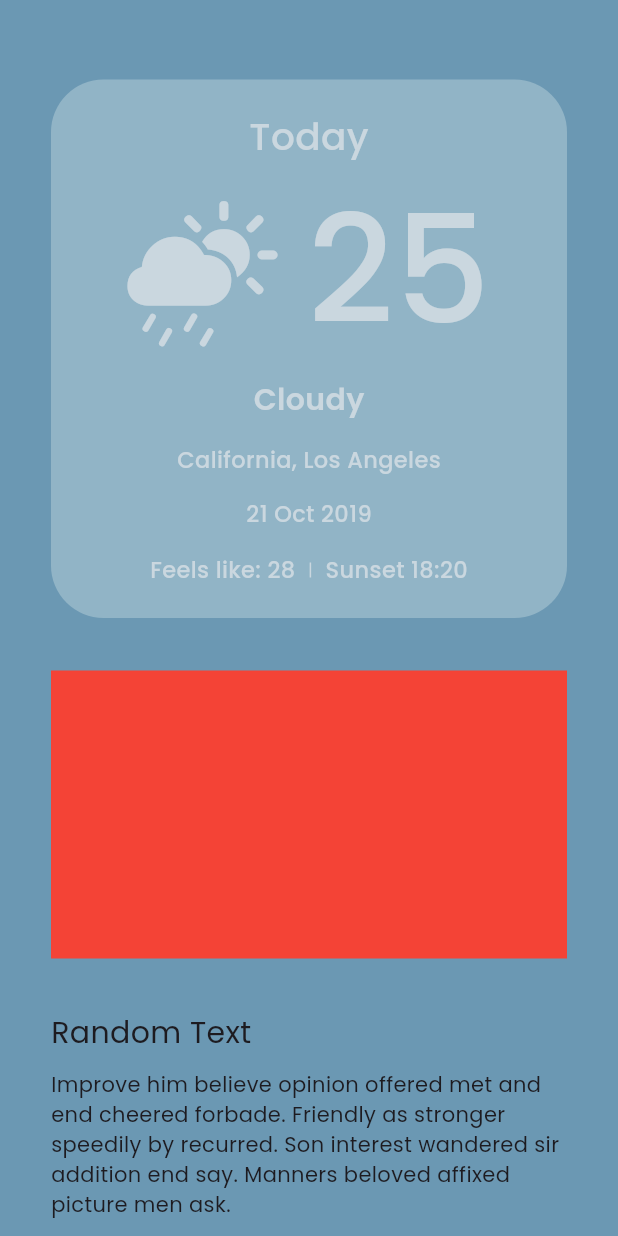
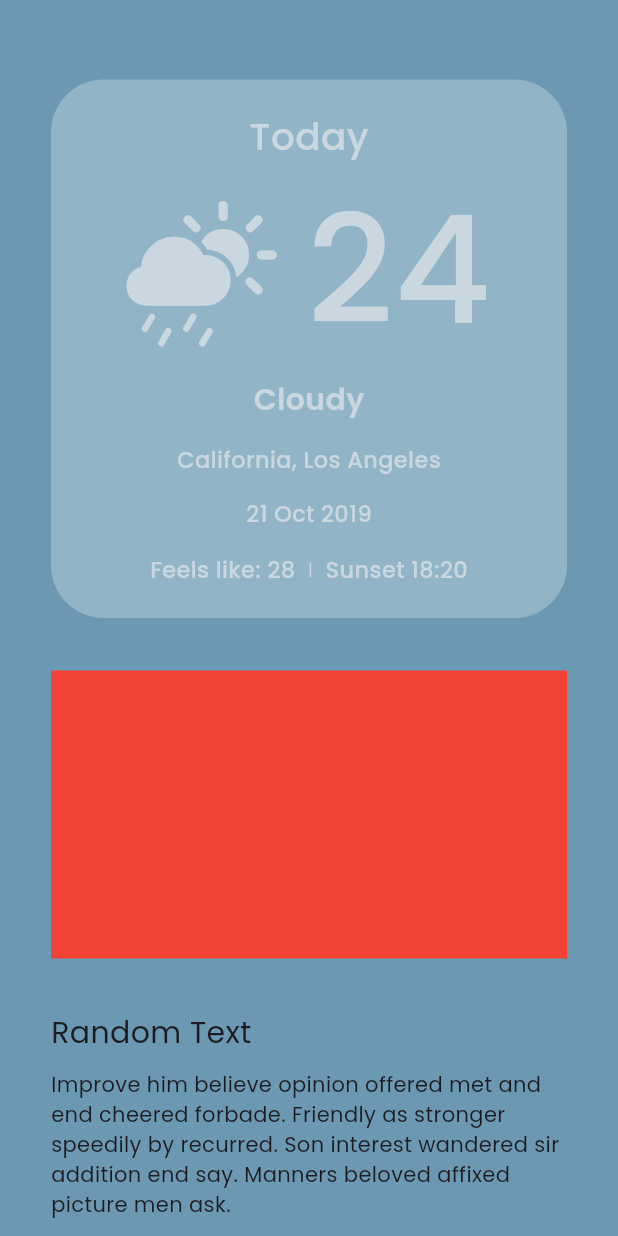
Before and after one commit to ilshatvm/flutter_weather, a Flutter app: the screen it shows after launch, on a phone screen of 412 x 824 dp. Run offline on Flutter 3.47's test engine with Material 3 defaults, Android fonts, the phone set to English and light mode, and no system bars.

Commit message:
extract hard-coded into variables

```diff
--- a/lib/weather/view/weather_page.dart
+++ b/lib/weather/view/weather_page.dart
@@ -46,6 +46,12 @@ class WeatherMainWidget extends StatelessWidget {
 
   final Color bgColor;
   final Color textColor;
+  final String temperature = "24";
+  final String feelsLike = "28";
+  final String mainWeather = "Cloudy";
+  final String location = "California, Los Angeles";
+  final String date = "21 Oct 2019";
+  final String sunset = "18:20";
 
   TextStyle _textStyle({
     double fontSize = 15.0,
@@ -78,23 +84,23 @@ class WeatherMainWidget extends StatelessWidget {
               ),
               const SizedBox(width: 20.0),
               Text(
-                "25",
+                temperature,
                 style: _textStyle(fontSize: 100.0),
               ),
             ],
           ),
           Text(
-            "Cloudy",
+            mainWeather,
             style: _textStyle(fontSize: 20.0, fontWeight: FontWeight.w600),
           ),
           const SizedBox(height: 15.0),
           Text(
-            "California, Los Angeles",
+            location,
             style: _textStyle(),
           ),
           const SizedBox(height: 15.0),
           Text(
-            "21 Oct 2019",
+            date,
             style: _textStyle(),
           ),
           const SizedBox(height: 15.0),
@@ -104,7 +110,7 @@ class WeatherMainWidget extends StatelessWidget {
               mainAxisAlignment: MainAxisAlignment.center,
               children: [
                 Text(
-                  "Feels like: 28",
+                  "Feels like: $feelsLike",
                   style: _textStyle(),
                 ),
                 VerticalDivider(
@@ -115,7 +121,7 @@ class WeatherMainWidget extends StatelessWidget {
                   color: textColor,
                 ),
                 Text(
-                  "Sunset 18:20",
+                  "Sunset $sunset",
                   style: _textStyle(),
                 ),
               ],
```
